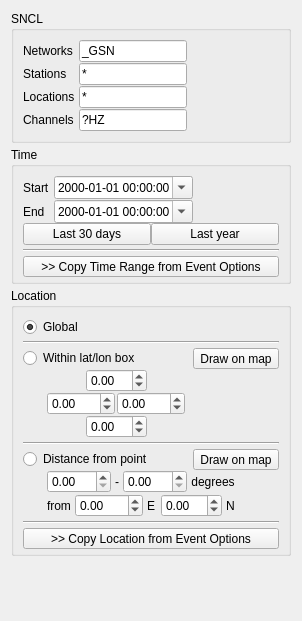
This is pyweed/gui/uic/StationOptionsWidget.ui in iris-edu/pyweed as Qt 5 draws it before an edit. The edited form follows.
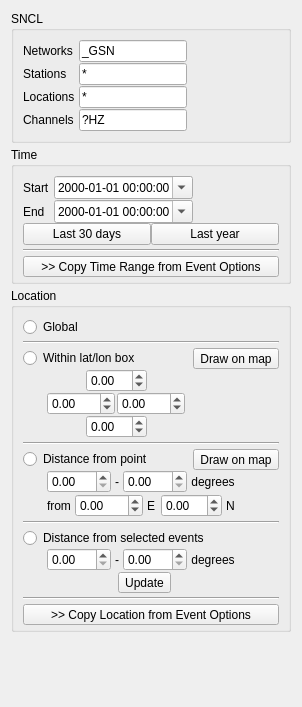
This is the edited form.

Commit message: Basic support for getting stations based on distance from selected events: - Added to the options widget - Map shows a circle around each selected event - Guts of the service call changed to allow each "request" to be made as many sub-requests Still missing: - The request isn't working - Still does only one sub-request per request - Stations need to be re-filtered afterward

Diff of the .ui file:
```diff
--- a/pyweed/gui/uic/StationOptionsWidget.ui
+++ b/pyweed/gui/uic/StationOptionsWidget.ui
@@ -7,7 +7,7 @@
     <x>0</x>
     <y>0</y>
     <width>302</width>
-    <height>621</height>
+    <height>707</height>
    </rect>
   </property>
   <property name="sizePolicy">
@@ -261,7 +261,7 @@
            <string>Global</string>
           </property>
           <property name="checked">
-           <bool>true</bool>
+           <bool>false</bool>
           </property>
          </widget>
         </item>
@@ -671,6 +671,141 @@
         </property>
        </widget>
       </item>
+      <item>
+       <layout class="QVBoxLayout" name="verticalLayout_10">
+        <property name="spacing">
+         <number>0</number>
+        </property>
+        <item>
+         <layout class="QHBoxLayout" name="horizontalLayout_10">
+          <property name="spacing">
+           <number>0</number>
+          </property>
+          <item>
+           <widget class="QRadioButton" name="locationDistanceFromEventsRadioButton">
+            <property name="enabled">
+             <bool>true</bool>
+            </property>
+            <property name="text">
+             <string>Distance from selected events</string>
+            </property>
+           </widget>
+          </item>
+         </layout>
+        </item>
+        <item>
+         <layout class="QHBoxLayout" name="horizontalLayout_11" stretch="0,1">
+          <property name="spacing">
+           <number>0</number>
+          </property>
+          <property name="leftMargin">
+           <number>24</number>
+          </property>
+          <item>
+           <layout class="QVBoxLayout" name="verticalLayout_11">
+            <property name="spacing">
+             <number>1</number>
+            </property>
+            <item>
+             <layout class="QHBoxLayout" name="horizontalLayout_16">
+              <property name="spacing">
+               <number>4</number>
+              </property>
+              <property name="sizeConstraint">
+               <enum>QLayout::SetDefaultConstraint</enum>
+              </property>
+              <item>
+               <widget class="QDoubleSpinBox" name="distanceFromEventsMinDoubleSpinBox">
+                <property name="minimum">
+                 <double>0.000000000000000</double>
+                </property>
+                <property name="maximum">
+                 <double>180.000000000000000</double>
+                </property>
+               </widget>
+              </item>
+              <item>
+               <widget class="QLabel" name="label_3">
+                <property name="text">
+                 <string>-</string>
+                </property>
+               </widget>
+              </item>
+              <item>
+               <widget class="QDoubleSpinBox" name="distanceFromEventsMaxDoubleSpinBox">
+                <property name="minimum">
+                 <double>0.000000000000000</double>
+                </property>
+                <property name="maximum">
+                 <double>180.000000000000000</double>
+                </property>
+               </widget>
+              </item>
+              <item>
+               <widget class="QLabel" name="label_9">
+                <property name="enabled">
+                 <bool>true</bool>
+                </property>
+                <property name="text">
+                 <string>degrees</string>
+                </property>
+                <property name="alignment">
+                 <set>Qt::AlignCenter</set>
+                </property>
+               </widget>
+              </item>
+             </layout>
+            </item>
+            <item>
+             <layout class="QHBoxLayout" name="horizontalLayout_12">
+              <property name="spacing">
+               <number>0</number>
+              </property>
+              <item>
+               <spacer name="horizontalSpacer_2">
+                <property name="orientation">
+                 <enum>Qt::Horizontal</enum>
+                </property>
+               </spacer>
+              </item>
+              <item>
+               <widget class="QToolButton" name="toolButton">
+                <property name="text">
+                 <string>Update</string>
+                </property>
+               </widget>
+              </item>
+             </layout>
+            </item>
+           </layout>
+          </item>
+          <item>
+           <spacer name="horizontalSpacer_13">
+            <property name="orientation">
+             <enum>Qt::Horizontal</enum>
+            </property>
+            <property name="sizeType">
+             <enum>QSizePolicy::Expanding</enum>
+            </property>
+            <property name="sizeHint" stdset="0">
+             <size>
+              <width>0</width>
+              <height>0</height>
+             </size>
+            </property>
+           </spacer>
+          </item>
+         </layout>
+        </item>
+       </layout>
+      </item>
+      <item>
+       <widget class="Line" name="line_5">
+        <property name="orientation">
+         <enum>Qt::Horizontal</enum>
+        </property>
+       </widget>
+      </item>
       <item>
        <widget class="QToolButton" name="locationFromEventsToolButton">
         <property name="enabled">
```
The commit also changes 9 other files.
